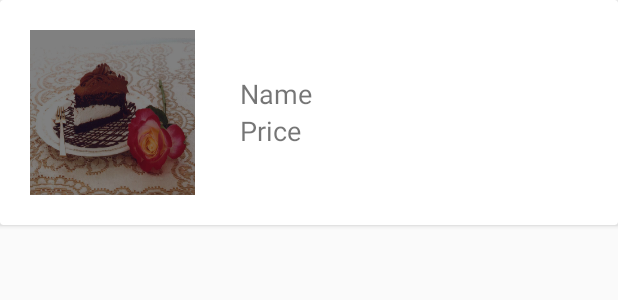
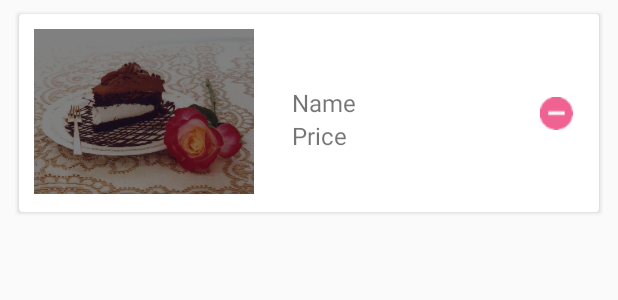
Before and after one commit to hiephm95/ProjectCakeMaker, an Android app: the layout item_cart.xml on its own in the app's theme, with its tools: preview values and no code run, on a phone screen of 412 x 824 dp. Shown: the top 300 px of the screen. Run offline under Robolectric (Android 15) with nearby library versions, the phone set to English and light mode, and no system bars.

Commit message:
create remove item in RecyclerViewCart

```diff
--- a/app/src/main/java/com/example/hoanghiep/projectcakemaker/fragment/CakeFragmentItem.java
+++ b/app/src/main/java/com/example/hoanghiep/projectcakemaker/fragment/CakeFragmentItem.java
@@ -49,9 +49,7 @@ public class CakeFragmentItem extends Fragment {
             }
             final RelativeLayout relativeLayout = (RelativeLayout) root.findViewById(R.id.fragcake_one);
             recyclerView = (RecyclerView) root.findViewById(R.id.rvcake_one);
-
             recyclerView.setLayoutManager(new GridLayoutManager(getActivity(), 2));
-
             recyclerView.setHasFixedSize(true);
             for (int i = 0; i < 6; i++) {
                 Product p = new Product();
--- a/app/src/main/res/layout/item_cart.xml
+++ b/app/src/main/res/layout/item_cart.xml
@@ -2,36 +2,45 @@
 <LinearLayout xmlns:android="http://schemas.android.com/apk/res/android"
     android:layout_width="match_parent"
     android:layout_height="match_parent"
-    android:orientation="horizontal">
+    xmlns:card_view="http://schemas.android.com/apk/res-auto"
+    android:paddingLeft="10dp"
+    android:paddingRight="10dp"
+    android:paddingTop="5dp"
+    android:orientation="vertical">
 
     <android.support.v7.widget.CardView
         android:layout_width="match_parent"
-        android:layout_height="wrap_content">
+        android:layout_height="140dp"
+        card_view:cardUseCompatPadding="true"
+        card_view:cardElevation="2dp">
 
         <LinearLayout
             android:layout_width="match_parent"
-            android:layout_height="150dp"
-            android:padding="20dp"
-            android:orientation="horizontal">
+            android:layout_height="140dp"
+            android:padding="10dp"
+            android:orientation="horizontal"
+            android:weightSum="20">
 
             <ImageView
-                android:layout_width="110dp"
+                android:layout_width="match_parent"
                 android:layout_height="110dp"
-                android:background="@mipmap/background" />
+                android:background="@mipmap/background"
+                android:layout_weight="6"/>
 
             <LinearLayout
                 android:layout_width="match_parent"
                 android:layout_height="match_parent"
                 android:gravity="center|left"
-                android:paddingLeft="30dp"
-                android:orientation="vertical">
+                android:paddingLeft="25dp"
+                android:orientation="vertical"
+                android:layout_weight="5">
 
                 <TextView
                     android:id="@+id/tvNameCart"
                     android:layout_width="wrap_content"
                     android:layout_height="wrap_content"
                     android:layout_alignParentRight="true"
-                    android:textSize="18dp"
+                    android:textSize="16dp"
                     android:text="Name" />
 
                 <TextView
@@ -41,9 +50,16 @@
                     android:layout_alignParentRight="true"
                     android:layout_below="@+id/tvNameCart"
                     android:paddingRight="11dp"
-                    android:textSize="18dp"
+                    android:textSize="16dp"
                     android:text="Price" />
             </LinearLayout>
+            <ImageView
+                android:id="@+id/ic_remove"
+                android:layout_width="match_parent"
+                android:layout_height="22dp"
+                android:layout_marginTop="45dp"
+                android:layout_weight="9"
+                android:src="@mipmap/ic_remove"/>
 
         </LinearLayout>
     </android.support.v7.widget.CardView>
```
Also changed, not shown: app/src/main/java/com/example/hoanghiep/projectcakemaker/activity/CartActivity.java (+39 -0 lines), app/src/main/java/com/example/hoanghiep/projectcakemaker/activity/MainActivity.java (+8 -0 lines), app/src/main/java/com/example/hoanghiep/projectcakemaker/adapter/RecyclerViewCartAdapter.java (+15 -1 lines), app/src/main/res/mipmap-xxxhdpi/ic_remove.png (added), 1 other file.
